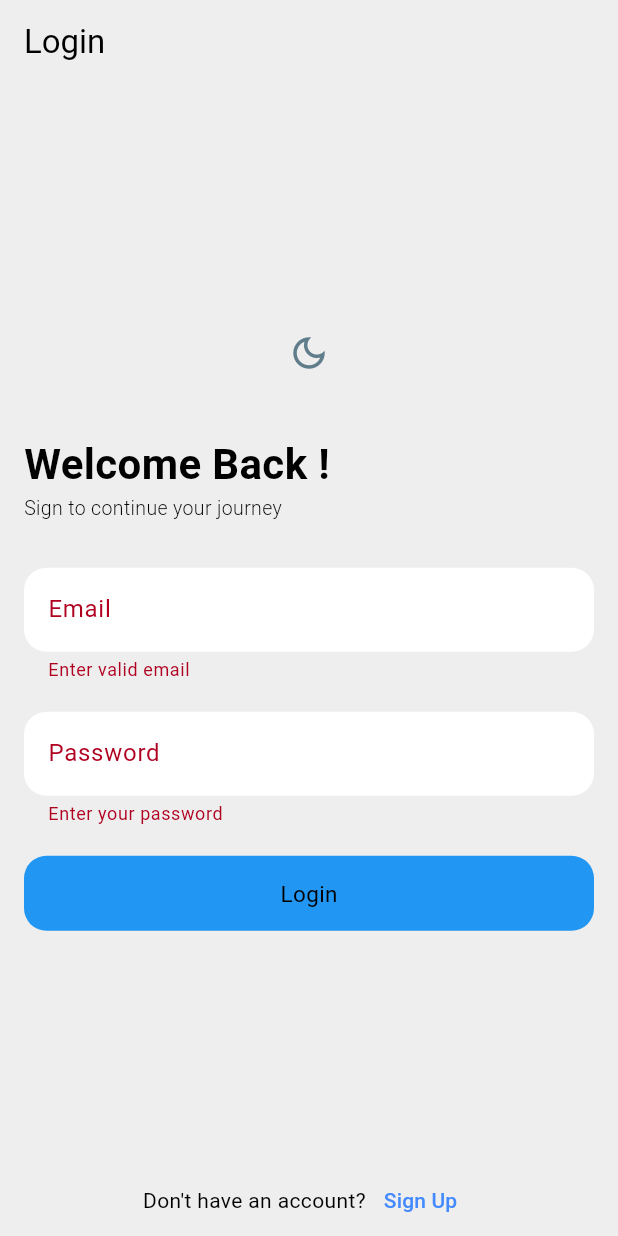
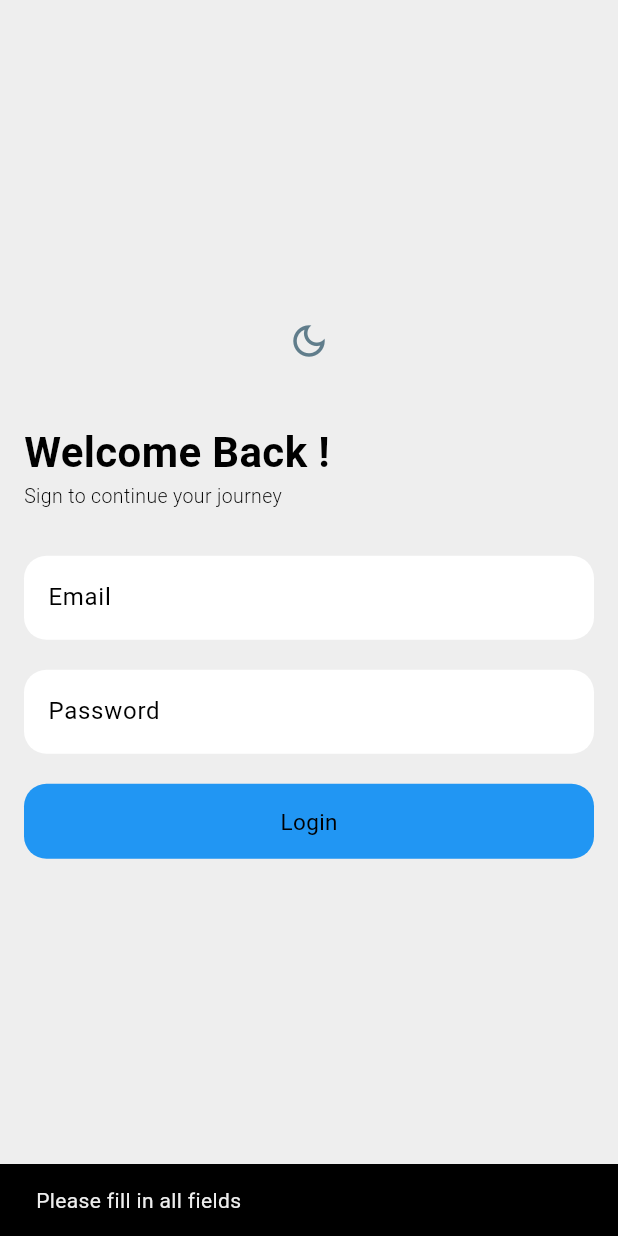
Before and after one commit to Rinshadk786/mini_e_commerce, a Flutter app: the screen it shows after launch, after a tap on "Login", on a phone screen of 412 x 824 dp. Run offline on Flutter 3.47's test engine with Material 3 defaults, Android fonts, the phone set to English and light mode, and no system bars; our stand-ins replace cloud_firestore, confetti, firebase_auth, firebase_core, shared_preferences; accounts and stored records are empty.

Commit message:
updated architecture

```diff
--- a/lib/Components/MyButton.dart
+++ b/lib/Components/MyButton.dart
@@ -1,8 +1,10 @@
 import 'package:flutter/material.dart';
 
 class MyButton extends StatelessWidget {
+  final String text;
   const MyButton({
     super.key,
+    required this.text,
   });
 
   @override
@@ -15,7 +17,7 @@ class MyButton extends StatelessWidget {
         borderRadius: BorderRadius.circular(15.0),
       ),
       child: Center(
-        child: Text("Login", style: TextStyle(fontSize: 15)),
+        child: Text(text, style: TextStyle(fontSize: 15)),
       ),
     );
   }
--- a/lib/auth/login.dart
+++ b/lib/auth/login/login_page.dart
@@ -1,75 +1,40 @@
 import 'package:flutter/material.dart';
-import 'package:firebase_auth/firebase_auth.dart';
-import 'package:mini_ecommerce/auth/signingpage.dart';
-import '../Components/MyButton.dart';
-import '../Components/text_field.dart';
-import '../Components/them_button.dart';
-import '../screens/home page.dart';
+import 'package:provider/provider.dart';
+import 'package:mini_ecommerce/screens/home page.dart';
+import '../../Components/MyButton.dart';
+import '../../Components/text_field.dart';
+import '../../Components/them_button.dart';
+import '../signing/signuppage.dart';
+import 'login_provider.dart';
 
-class LoginPage extends StatefulWidget {
+class LoginPage extends StatelessWidget {
   const LoginPage({super.key});
-  @override
-  State<LoginPage> createState() => _LoginPageState();
-}
-
-class _LoginPageState extends State<LoginPage> {
-  final _formKey = GlobalKey<FormState>();
-  final _emailController = TextEditingController();
-  final _passwordController = TextEditingController();
-
-  bool _loading = false;
-
-  Future<void> _login() async {
-    if (_formKey.currentState!.validate()) {
-      setState(() => _loading = true);
-
-      try {
-        await FirebaseAuth.instance.signInWithEmailAndPassword(
-          email: _emailController.text.trim(),
-          password: _passwordController.text.trim(),
-        );
-
-        // Navigate to home page
-        Navigator.pushReplacement(
-          context,
-          MaterialPageRoute(builder: (context) => const HomePage()),
-        );
-      } on FirebaseAuthException catch (e) {
-        ScaffoldMessenger.of(
-          context,
-        ).showSnackBar(SnackBar(content: Text(e.message ?? "Login failed")));
-      } finally {
-        setState(() => _loading = false);
-      }
-    }
-  }
 
   @override
   Widget build(BuildContext context) {
-    final appColors = Theme.of(context).colorScheme;
+    final loginVM = Provider.of<LoginViewModel>(context);
+
     return Scaffold(
-      appBar: AppBar(title: const Text("Login"), actions: []),
       body: Padding(
         padding: const EdgeInsets.symmetric(horizontal: 16.0),
         child: Form(
-          key: _formKey,
           child: Column(
             mainAxisAlignment: MainAxisAlignment.center,
             children: [
-              Spacer(),
-              ThemeButton(),
+              const Spacer(),
+              const ThemeButton(),
               const SizedBox(height: 30),
               Row(
-                children: [
-                  const Text(
+                children: const [
+                  Text(
                     "Welcome Back !",
                     style: TextStyle(fontSize: 28, fontWeight: FontWeight.bold),
                   ),
                 ],
               ),
               Row(
-                children: [
-                  const Text(
+                children: const [
+                  Text(
                     "Sign to continue your journey",
                     style: TextStyle(fontSize: 13, fontWeight: FontWeight.w300),
                   ),
@@ -77,7 +42,7 @@ class _LoginPageState extends State<LoginPage> {
               ),
               const SizedBox(height: 30),
               CustomTextField(
-                emailController: _emailController,
+                emailController: loginVM.emailController,
                 validator: (value) =>
                     value!.contains("@") ? null : "Enter valid email",
                 hintText: 'Email',
@@ -85,17 +50,29 @@ class _LoginPageState extends State<LoginPage> {
               const SizedBox(height: 20),
               CustomTextField(
                 obscureText: true,
-                emailController: _passwordController,
+                emailController: loginVM.passwordController,
                 validator: (value) =>
                     value!.isEmpty ? "Enter your password" : null,
                 hintText: 'Password',
               ),
-
               const SizedBox(height: 20),
-              _loading
+              loginVM.loading
                   ? const CircularProgressIndicator()
-                  : InkWell(onTap: _login, child: MyButton()),
-              Spacer(),
+                  : InkWell(
+                      onTap: () async {
+                        final user = await loginVM.login(context);
+                        if (user != null && context.mounted) {
+                          Navigator.pushReplacement(
+                            context,
+                            MaterialPageRoute(
+                              builder: (context) => const HomePage(),
+                            ),
+                          );
+                        }
+                      },
+                      child: MyButton(text: 'Login'),
+                    ),
+              const Spacer(),
               Row(
                 mainAxisAlignment: MainAxisAlignment.center,
                 children: [
--- /dev/null
+++ b/lib/auth/login/login_provider.dart
@@ -0,0 +1,49 @@
+import 'package:flutter/material.dart';
+import 'package:firebase_auth/firebase_auth.dart';
+
+class LoginViewModel extends ChangeNotifier {
+  final FirebaseAuth _auth = FirebaseAuth.instance;
+
+  final emailController = TextEditingController();
+  final passwordController = TextEditingController();
+
+  bool _loading = false;
+  bool get loading => _loading;
+
+  Future<User?> login(BuildContext context) async {
+    if (emailController.text.isEmpty || passwordController.text.isEmpty) {
+      ScaffoldMessenger.of(context).showSnackBar(
+        const SnackBar(content: Text("Please fill in all fields")),
+      );
+      return null;
+    }
+
+    try {
+      _setLoading(true);
+      final userCredential = await _auth.signInWithEmailAndPassword(
+        email: emailController.text.trim(),
+        password: passwordController.text.trim(),
+      );
+      return userCredential.user;
+    } on FirebaseAuthException catch (e) {
+      ScaffoldMessenger.of(context).showSnackBar(
+        SnackBar(content: Text(e.message ?? "Login failed")),
+      );
+      return null;
+    } finally {
+      _setLoading(false);
+    }
+  }
+
+  void _setLoading(bool value) {
+    _loading = value;
+    notifyListeners();
+  }
+
+  @override
+  void dispose() {
+    emailController.dispose();
+    passwordController.dispose();
+    super.dispose();
+  }
+}
--- a/lib/main.dart
+++ b/lib/main.dart
@@ -4,7 +4,10 @@ import 'package:flutter/material.dart';
 import 'package:mini_ecommerce/screens/home%20page.dart';
 import 'package:mini_ecommerce/themes/them_provider.dart';
 import 'package:provider/provider.dart';
-import 'auth/login.dart';
+import 'admin_panel/admin.dart';
+import 'auth/login/login_page.dart';
+import 'auth/login/login_provider.dart';
+import 'auth/signing/signup_provider.dart';
 
 void main() async {
   WidgetsFlutterBinding.ensureInitialized();
@@ -20,6 +23,8 @@ class MyApp extends StatelessWidget {
     return MultiProvider(
       providers: [
         //
+        ChangeNotifierProvider(create: (_) => SignUpViewModel()),
+        ChangeNotifierProvider(create: (_) => LoginViewModel()),
         ChangeNotifierProvider(create: (_) => ThemeProvider()),
        //
       ],
@@ -28,7 +33,7 @@ class MyApp extends StatelessWidget {
           debugShowCheckedModeBanner: false,
           title: 'E-Commerce App',
           theme: themeProvider.themeData,
-          home: const AuthWrapper(),
+          home:  AuthWrapper(),
         ),
       ),
     );
--- a/lib/screens/home page.dart
+++ b/lib/screens/home page.dart
@@ -69,6 +69,7 @@ class _HomePageState extends State<HomePage> {
     final themeProvider = context.watch<ThemeProvider>();
     return Scaffold(
       appBar: AppBar(
+        automaticallyImplyLeading: false,
         title: SizedBox(
           height: 50,
           child: TextField(
--- a/lib/screens/profile_page.dart
+++ b/lib/screens/profile_page.dart
@@ -2,7 +2,7 @@ import 'package:cloud_firestore/cloud_firestore.dart';
 import 'package:firebase_auth/firebase_auth.dart';
 import 'package:flutter/material.dart';
 import 'package:mini_ecommerce/Components/them_button.dart';
-import '../auth/login.dart';
+import '../auth/login/login_page.dart';
 
 class ProfilePage extends StatelessWidget {
   const ProfilePage({super.key});
```
Also changed, not shown: lib/Components/them_button.dart (+106 -10 lines), lib/admin_panel/admin.dart (+7 -7 lines), lib/admin_panel/model/product_model.dart (added, +27 -0 lines), lib/admin_panel/viewmodel/admin_provider.dart (added, +86 -0 lines), lib/auth/signing/signup_provider.dart (added, +67 -0 lines), lib/auth/signing/signuppage.dart (added, +110 -0 lines), lib/auth/signingpage.dart (deleted, +0 -137 lines), lib/firebase_options.dart, pubspec.lock, 1 other file.
